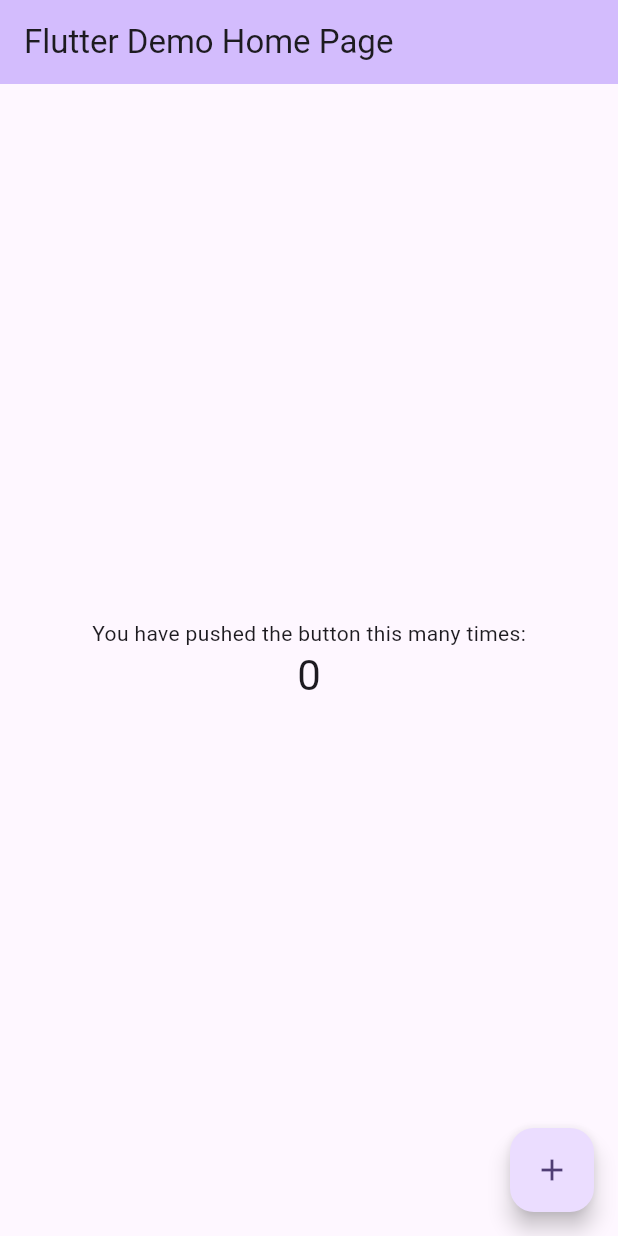
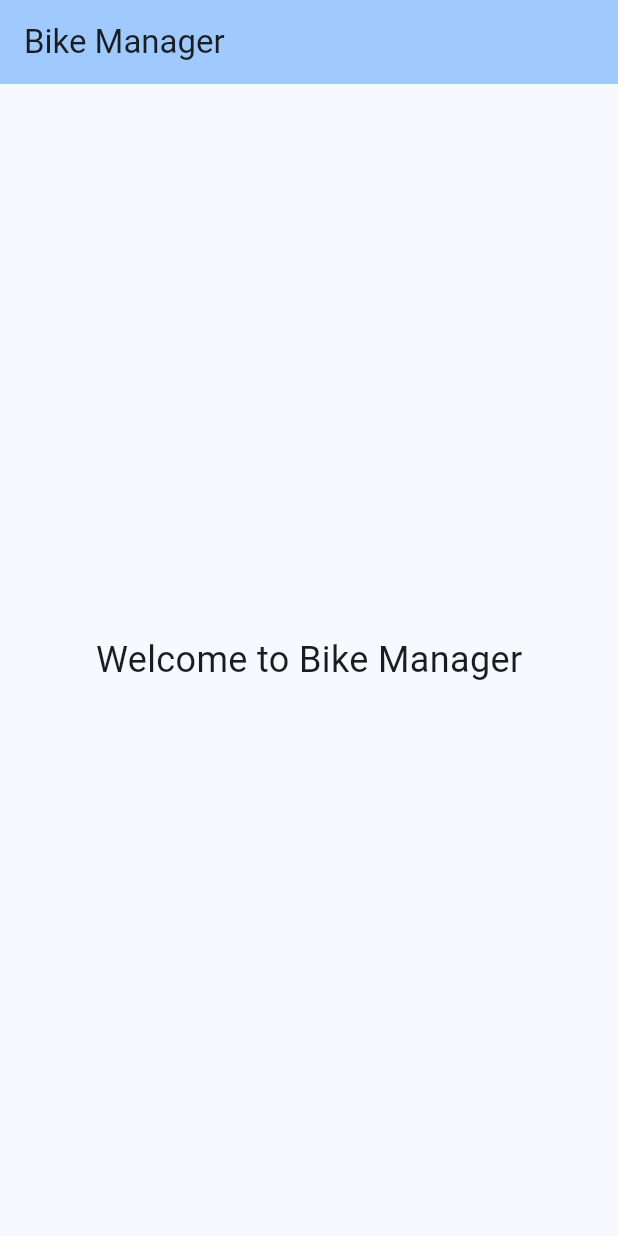
Before and after one commit to Marco-Syntax/bike_manager, a Flutter app: the screen it shows after launch, on a phone screen of 412 x 824 dp. Run offline on Flutter 3.47's test engine with Material 3 defaults, Android fonts, the light colour scheme and no system bars.

Commit message:
Refactor app structure and update dependencies for Bike Manager

```diff
--- a/lib/main.dart
+++ b/lib/main.dart
@@ -1,122 +1,40 @@
 import 'package:flutter/material.dart';
 
 void main() {
-  runApp(const MyApp());
+  runApp(const BikeManagerApp());
 }
 
-class MyApp extends StatelessWidget {
-  const MyApp({super.key});
+class BikeManagerApp extends StatelessWidget {
+  const BikeManagerApp({super.key});
 
-  // This widget is the root of your application.
   @override
   Widget build(BuildContext context) {
     return MaterialApp(
-      title: 'Flutter Demo',
+      title: 'Bike Manager',
       theme: ThemeData(
-        // This is the theme of your application.
-        //
-        // TRY THIS: Try running your application with "flutter run". You'll see
-        // the application has a purple toolbar. Then, without quitting the app,
-        // try changing the seedColor in the colorScheme below to Colors.green
-        // and then invoke "hot reload" (save your changes or press the "hot
-        // reload" button in a Flutter-supported IDE, or press "r" if you used
-        // the command line to start the app).
-        //
-        // Notice that the counter didn't reset back to zero; the application
-        // state is not lost during the reload. To reset the state, use hot
-        // restart instead.
-        //
-        // This works for code too, not just values: Most code changes can be
-        // tested with just a hot reload.
-        colorScheme: ColorScheme.fromSeed(seedColor: Colors.deepPurple),
+        colorScheme: ColorScheme.fromSeed(seedColor: Colors.blue),
       ),
-      home: const MyHomePage(title: 'Flutter Demo Home Page'),
+      home: const HomeScreen(),
     );
   }
 }
 
-class MyHomePage extends StatefulWidget {
-  const MyHomePage({super.key, required this.title});
-
-  // This widget is the home page of your application. It is stateful, meaning
-  // that it has a State object (defined below) that contains fields that affect
-  // how it looks.
-
-  // This class is the configuration for the state. It holds the values (in this
-  // case the title) provided by the parent (in this case the App widget) and
-  // used by the build method of the State. Fields in a Widget subclass are
-  // always marked "final".
-
-  final String title;
-
-  @override
-  State<MyHomePage> createState() => _MyHomePageState();
-}
-
-class _MyHomePageState extends State<MyHomePage> {
-  int _counter = 0;
-
-  void _incrementCounter() {
-    setState(() {
-      // This call to setState tells the Flutter framework that something has
-      // changed in this State, which causes it to rerun the build method below
-      // so that the display can reflect the updated values. If we changed
-      // _counter without calling setState(), then the build method would not be
-      // called again, and so nothing would appear to happen.
-      _counter++;
-    });
-  }
+class HomeScreen extends StatelessWidget {
+  const HomeScreen({super.key});
 
   @override
   Widget build(BuildContext context) {
-    // This method is rerun every time setState is called, for instance as done
-    // by the _incrementCounter method above.
-    //
-    // The Flutter framework has been optimized to make rerunning build methods
-    // fast, so that you can just rebuild anything that needs updating rather
-    // than having to individually change instances of widgets.
     return Scaffold(
       appBar: AppBar(
-        // TRY THIS: Try changing the color here to a specific color (to
-        // Colors.amber, perhaps?) and trigger a hot reload to see the AppBar
-        // change color while the other colors stay the same.
+        title: const Text('Bike Manager'),
         backgroundColor: Theme.of(context).colorScheme.inversePrimary,
-        // Here we take the value from the MyHomePage object that was created by
-        // the App.build method, and use it to set our appbar title.
-        title: Text(widget.title),
       ),
-      body: Center(
-        // Center is a layout widget. It takes a single child and positions it
-        // in the middle of the parent.
-        child: Column(
-          // Column is also a layout widget. It takes a list of children and
-          // arranges them vertically. By default, it sizes itself to fit its
-          // children horizontally, and tries to be as tall as its parent.
-          //
-          // Column has various properties to control how it sizes itself and
-          // how it positions its children. Here we use mainAxisAlignment to
-          // center the children vertically; the main axis here is the vertical
-          // axis because Columns are vertical (the cross axis would be
-          // horizontal).
-          //
-          // TRY THIS: Invoke "debug painting" (choose the "Toggle Debug Paint"
-          // action in the IDE, or press "p" in the console), to see the
-          // wireframe for each widget.
-          mainAxisAlignment: MainAxisAlignment.center,
-          children: <Widget>[
-            const Text('You have pushed the button this many times:'),
-            Text(
-              '$_counter',
-              style: Theme.of(context).textTheme.headlineMedium,
-            ),
-          ],
+      body: const Center(
+        child: Text(
+          'Welcome to Bike Manager',
+          style: TextStyle(fontSize: 24),
         ),
       ),
-      floatingActionButton: FloatingActionButton(
-        onPressed: _incrementCounter,
-        tooltip: 'Increment',
-        child: const Icon(Icons.add),
-      ), // This trailing comma makes auto-formatting nicer for build methods.
     );
   }
 }
```
Also changed, not shown: pubspec.yaml (+9 -31 lines), pubspec.lock, 1 other file.
